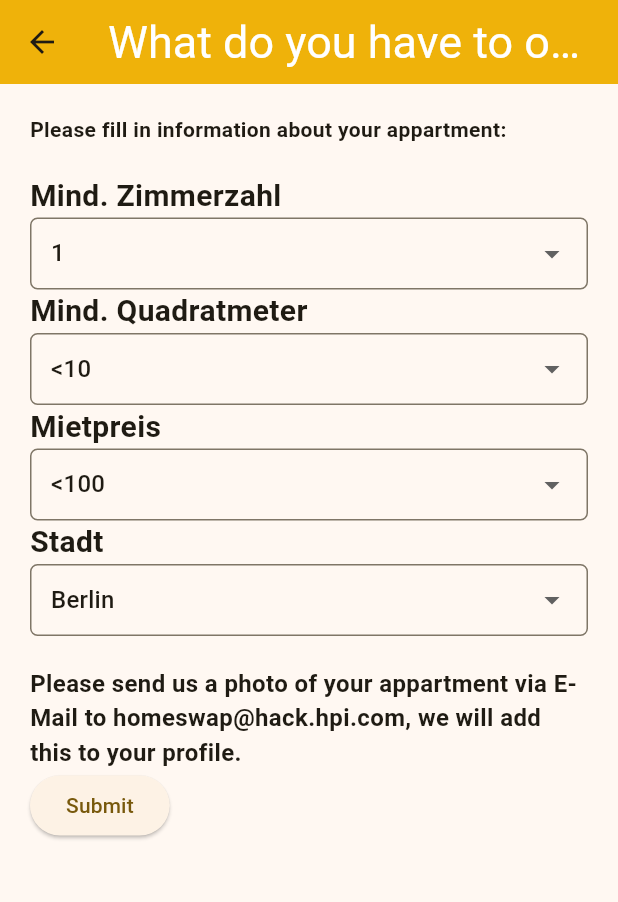
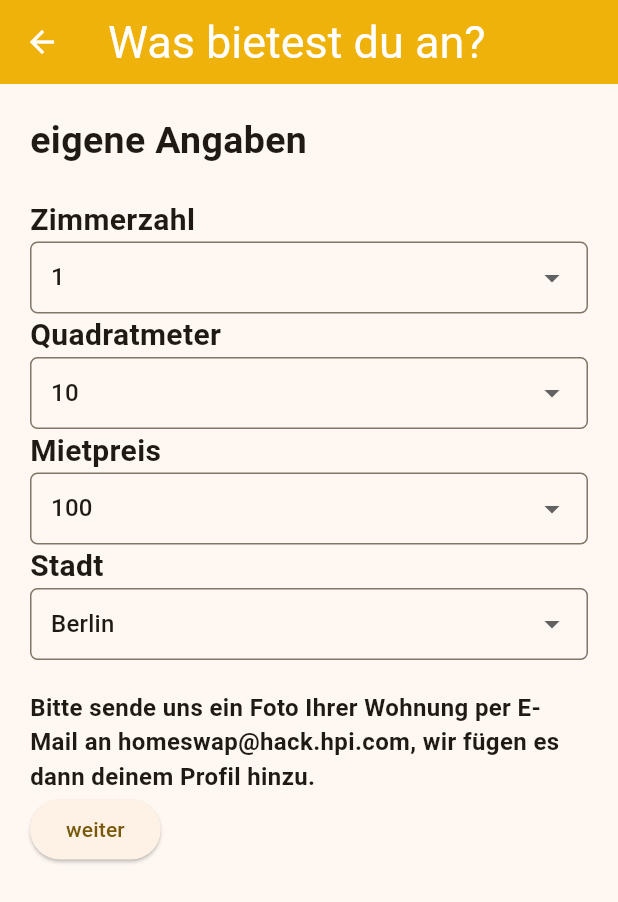
Before and after one commit to Tobias314/HomeSwap, a Flutter app: the ProfilePage screen opened directly, on a phone screen of 412 x 824 dp. Shown: the top 902 px of the screen. Run offline on Flutter 3.47's test engine with Material 2 defaults, Android fonts, the phone set to English and light mode, and no system bars; our stand-ins replace appinio_swiper, confetti, flutter_bloc, settings_ui.

Commit message:
Kind of nice looking frontend (#5)
* moin

* moinsen no google fonts

* beautyfull :)

```diff
--- a/frontend/lib/main.dart
+++ b/frontend/lib/main.dart
@@ -38,6 +38,10 @@ class MyApp extends StatelessWidget {
           appBar: AppBar(
             title: const Text(_title),
             backgroundColor: const Color(0xFFEFB20A),
+            titleTextStyle: const TextStyle(
+              color: Colors.white,
+              fontSize: 30,
+              )
           ),
           body: const MyStatefulWidget(),
         ),
@@ -69,7 +73,7 @@ class _MyStatefulWidgetState extends State<MyStatefulWidget> {
       context.read<CurrentHomeCubit>().updateId(userid);
       Navigator.push(
         context,
-        MaterialPageRoute(builder: (context) => PreferencePage()),);
+        MaterialPageRoute(builder: (context) => ProfilePage()),);
     });
   }
 
@@ -91,9 +95,6 @@ class _MyStatefulWidgetState extends State<MyStatefulWidget> {
                   width: 400,
                   height: 400,
                 )),
-            const SizedBox(
-              height: 20,
-            ),
             Container(
               alignment: Alignment.center,
               padding: const EdgeInsets.all(10),
@@ -127,7 +128,7 @@ class _MyStatefulWidgetState extends State<MyStatefulWidget> {
               ),
             ),
             const SizedBox(
-              height: 20,
+              height: 40,
             ),
             ElevatedButton(
               child: const Text('Anmelden', style: TextStyle(fontSize: 20)),
--- a/frontend/lib/pages/confetti_page.dart
+++ b/frontend/lib/pages/confetti_page.dart
@@ -104,6 +104,8 @@ class _ConfettiPageState extends State<ConfettiPage> {
                 Color.fromARGB(255, 253, 211, 74),
                 Color.fromARGB(255, 193, 72, 2),
                 Color.fromARGB(255, 253, 211, 74),
+                Color.fromARGB(255, 200, 151, 241),
+                Color.fromARGB(255, 163, 193, 118),
               ], // manually specify the colors to be used
               createParticlePath: drawStar, // define a custom shape/path.
             ),
@@ -114,7 +116,7 @@ class _ConfettiPageState extends State<ConfettiPage> {
               onPressed: () {},
               child: const Text(
                 'Glückwunsch!',
-                style: TextStyle(color: Colors.black, fontSize: 30),
+                style: TextStyle(color: const Color(0xFFEFB20A), fontSize: 50, fontWeight: FontWeight.bold),
               ),
             ),
             ),
--- a/frontend/lib/pages/offer_page.dart
+++ b/frontend/lib/pages/offer_page.dart
@@ -31,6 +31,7 @@ class OfferPage extends StatelessWidget {
 
     return Scaffold(
       appBar: AppBar(
+        iconTheme: const IconThemeData(color: Colors.white),
         title: Text('Neues Match gefunden!'),
         backgroundColor: const Color(0xFFEFB20A),
         titleTextStyle: const TextStyle(
@@ -79,11 +80,11 @@ class OfferPage extends StatelessWidget {
                     );
                   },
                   style: ElevatedButton.styleFrom(
-                    primary: Color.fromARGB(255, 255, 213, 98), // Set the button color to red
+                    primary: const Color(0xFFEFB20A), // Set the button color to red
                   ),
                   child: const Text(
                     'Match akzeptieren',
-                    style: TextStyle(color: Colors.black), // Set text color to black
+                    style: TextStyle(color: Colors.white), // Set text color to black
                   ),
                 ),
               ),
--- a/frontend/lib/pages/preference_page.dart
+++ b/frontend/lib/pages/preference_page.dart
@@ -163,6 +163,7 @@ class PreferencePage extends StatelessWidget {
   Widget build(BuildContext context) {
     return Scaffold(
         appBar: AppBar(
+          iconTheme: const IconThemeData(color: Colors.white),
           title: const Text('Wonach suchst du?'),
           backgroundColor: const Color(0xFFEFB20A),
           titleTextStyle: const TextStyle(
@@ -177,10 +178,10 @@ class PreferencePage extends StatelessWidget {
             children: [
               const Text(
                 'Präferenzen',
-                /*style: TextStyle(
-                  fontSize: 20,
+                style: TextStyle(
+                  fontSize: 25,
                   fontWeight: FontWeight.bold,
-                ),*/
+                ),
               ),
               const SizedBox(height: 20),
               buildDropdownRow(
--- a/frontend/lib/pages/profile_page.dart
+++ b/frontend/lib/pages/profile_page.dart
@@ -13,8 +13,8 @@ class ProfilePage extends StatefulWidget {
 
 class _ProfilePageState extends State<ProfilePage> {
   String selectedZimmer = '1';
-  String selectedQuadratmeter = '<10';
-  String selectedMietpreis = '<100';
+  String selectedQuadratmeter = '10';
+  String selectedMietpreis = '100';
   String selectedStadt = 'Berlin';
 
   List<String> Zimmeranzahl = [
@@ -27,50 +27,48 @@ class _ProfilePageState extends State<ProfilePage> {
     '7',
     '8',
     '9',
-    '10+'
+    '10'
   ];
 
-  List<String> Quadratmeter = [
-    '<10',
-    '10-20',
-    '20-30',
-    '30-40',
-    '40-50',
-    '50-60',
-    '60-70',
-    '70-80',
-    '80-90',
-    '90-100',
-    '100-110',
-    '110-120',
-    '120-130',
-    '130-140',
-    '140-150',
-    '150-160',
-    '160-170',
-    '170-180',
-    '180-190',
-    '190-200',
-    '>200'
+List<String> Quadratmeter = [
+    '10',
+    '20',
+    '30',
+    '40',
+    '50',
+    '60',
+    '70',
+    '80',
+    '90',
+    '100',
+    '110',
+    '120',
+    '130',
+    '140',
+    '150',
+    '160',
+    '170',
+    '180',
+    '190',
+    '200'
   ];
 
   List<String> Mietpreis = [
-    '<100',
-    '100-200',
-    '200-300',
-    '300-400',
-    '400-500',
-    '500-600',
-    '600-700',
-    '700-800',
-    '800-900',
-    '900-1000',
-    '1000-1200',
-    '1200-1400',
-    '1400-1600',
-    '1600-1800',
-    '1800-2000',
-    '>2000'
+    '100',
+    '200',
+    '300',
+    '400',
+    '500',
+    '600',
+    '700',
+    '800',
+    '900',
+    '1000',
+    '1200',
+    '1400',
+    '1600',
+    '1800',
+    '2000'
   ];
 
   List<String> Stadt = [
@@ -174,29 +172,30 @@ class _ProfilePageState extends State<ProfilePage> {
   Widget build(BuildContext context) {
     return Scaffold(
       appBar: AppBar(
-        title: Text('What do you have to offer'),
-        backgroundColor: const Color(0xFFEFB20A),
-        titleTextStyle: const TextStyle(
+          iconTheme: const IconThemeData(color: Colors.white),
+          title: const Text('Was bietest du an?'),
+          backgroundColor: const Color(0xFFEFB20A),
+          titleTextStyle: const TextStyle(
               color: Colors.white,
               fontSize: 30,
               )
-      ),
+        ),
       body: Padding(
         padding: const EdgeInsets.all(20.0),
         child: Column(
           crossAxisAlignment: CrossAxisAlignment.start,
             children: [
               const Text(
-                'Please fill in information about your appartment:',
+                'eigene Angaben',
                 style: TextStyle(
-                  // fontSize: 20,
+                  fontSize: 25,
                   fontWeight: FontWeight.bold,
                 ),
               ),
               const SizedBox(height: 20),
 
               buildDropdownRow(
-                label: 'Mind. Zimmerzahl',
+                label: 'Zimmerzahl',
                 value: selectedZimmer,
                 items: Zimmeranzahl,
                 onChanged: (String? value) {
@@ -205,7 +204,7 @@ class _ProfilePageState extends State<ProfilePage> {
                 },
               ),
               buildDropdownRow(
-                label: 'Mind. Quadratmeter',
+                label: 'Quadratmeter',
                 value: selectedQuadratmeter,
                 items: Quadratmeter,
                 onChanged: (String? value) {
@@ -236,7 +235,7 @@ class _ProfilePageState extends State<ProfilePage> {
               // Photo upload
               const SizedBox(height: 20),
               const Text(
-                'Please send us a photo of your appartment via E-Mail to homeswap@hack.hpi.com, we will add this to your profile.',
+                'Bitte sende uns ein Foto Ihrer Wohnung per E-Mail an homeswap@hack.hpi.com, wir fügen es dann deinem Profil hinzu.',
                 style: TextStyle(
                   fontSize: 16,
                   fontWeight: FontWeight.bold,
@@ -244,7 +243,7 @@ class _ProfilePageState extends State<ProfilePage> {
               ),
 
               ElevatedButton(
-                    child: const Text('Submit'),
+                    child: const Text('weiter'),
                     onPressed: () {
                       Navigator.push(
                         context,
--- a/frontend/lib/pages/swipe_page.dart
+++ b/frontend/lib/pages/swipe_page.dart
@@ -38,6 +38,7 @@ class _SwipePageState extends State<SwipePage> {
     return Scaffold(
       backgroundColor: Colors.white,
       appBar: AppBar(
+        iconTheme: const IconThemeData(color: Colors.white),
         backgroundColor: const Color(0xFFEFB20A),
         titleTextStyle: const TextStyle(
               color: Colors.white,
--- a/frontend/lib/pages/user_info_page.dart
+++ b/frontend/lib/pages/user_info_page.dart
@@ -26,13 +26,14 @@ class _UserInfoPageState extends State<UserInfoPage> {
     return Scaffold(
       extendBodyBehindAppBar: true,
       appBar: AppBar(
+        iconTheme: const IconThemeData(color: Colors.white),
         // backgroundColor: Colors.transparent,
         leading: Padding(
           padding: const EdgeInsets.only(left: 24),
           child: IconButton(
             icon: const Icon(
               Icons.arrow_back_ios,
-              color: Colors.white,
+              color: const Color(0xFFEFB20A),
             ),
             onPressed: () {
               Navigator.pop(context);
```
